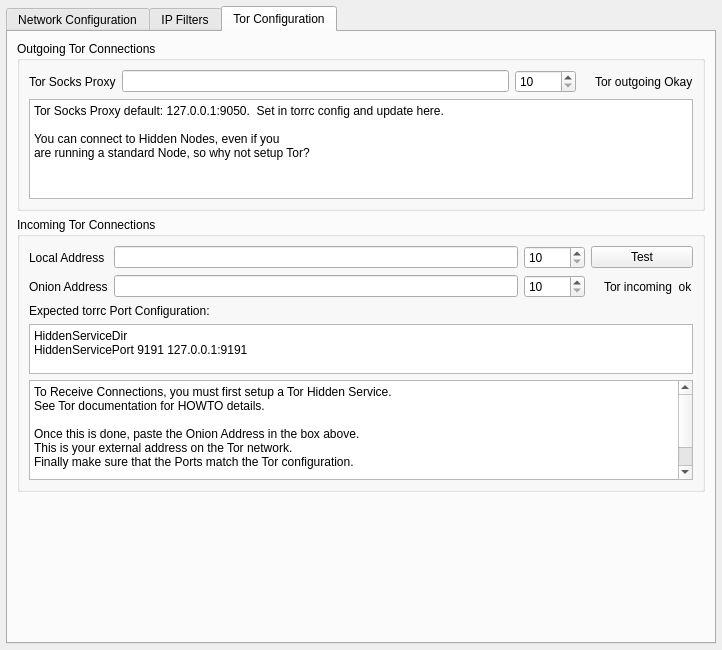
Before: the Qt Designer form retroshare-gui/src/gui/settings/ServerPage.ui in RetroShare/RetroShare, drawn with Qt 5.
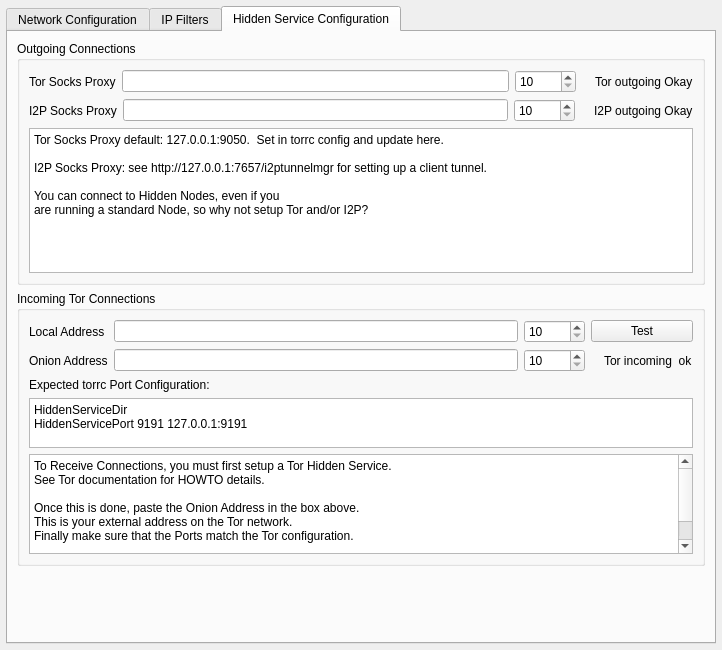
After: the same form once the commit is applied. The open tabs and pages were chosen to show the change. Icons and pictures are not drawn.

Commit message: first run on gui integration

Patch:
```diff
--- a/retroshare-gui/src/gui/settings/ServerPage.ui
+++ b/retroshare-gui/src/gui/settings/ServerPage.ui
@@ -758,13 +758,13 @@
      </widget>
      <widget class="QWidget" name="TorTAB">
       <attribute name="title">
-       <string>Tor Configuration</string>
+       <string>Hidden Service Configuration</string>
       </attribute>
       <layout class="QVBoxLayout" name="verticalLayout_8">
        <item>
         <widget class="QGroupBox" name="torpage_outgoing">
          <property name="title">
-          <string>Outgoing Tor Connections</string>
+          <string>Outgoing Connections</string>
          </property>
          <layout class="QVBoxLayout" name="verticalLayout_5">
           <item>
@@ -822,12 +822,67 @@
             </item>
            </layout>
           </item>
+          <item>
+           <layout class="QHBoxLayout" name="horizontalLayout_15">
+            <property name="topMargin">
+             <number>0</number>
+            </property>
+            <property name="bottomMargin">
+             <number>0</number>
+            </property>
+            <item>
+             <layout class="QHBoxLayout" name="horizontalLayout_17">
+              <item>
+               <widget class="QLabel" name="label_6">
+                <property name="text">
+                 <string>I2P Socks Proxy</string>
+                </property>
+               </widget>
+              </item>
+              <item>
+               <widget class="QLineEdit" name="hiddenpage_proxyAddress_i2p"/>
+              </item>
+              <item>
+               <widget class="QSpinBox" name="hiddenpage_proxyPort_i2p">
+                <property name="minimum">
+                 <number>10</number>
+                </property>
+                <property name="maximum">
+                 <number>65535</number>
+                </property>
+               </widget>
+              </item>
+             </layout>
+            </item>
+            <item>
+             <layout class="QHBoxLayout" name="horizontalLayout_18">
+              <item>
+               <widget class="QLabel" name="iconlabel_i2p_outgoing">
+                <property name="text">
+                 <string/>
+                </property>
+                <property name="pixmap">
+                 <pixmap resource="../images.qrc">:/images/ledoff1.png</pixmap>
+                </property>
+               </widget>
+              </item>
+              <item>
+               <widget class="QLabel" name="label_2">
+                <property name="text">
+                 <string>I2P outgoing Okay</string>
+                </property>
+               </widget>
+              </item>
+             </layout>
+            </item>
+           </layout>
+          </item>
           <item>
            <widget class="QPlainTextEdit" name="plainTextEdit">
             <property name="maximumSize">
              <size>
               <width>16777215</width>
-              <height>100</height>
+              <height>145</height>
              </size>
             </property>
             <property name="verticalScrollBarPolicy">
@@ -839,8 +894,10 @@
             <property name="plainText">
              <string>Tor Socks Proxy default: 127.0.0.1:9050.  Set in torrc config and update here.
 
+I2P Socks Proxy: see http://127.0.0.1:7657/i2ptunnelmgr for setting up a client tunnel.
+
 You can connect to Hidden Nodes, even if you 
-are running a standard Node, so why not setup Tor? </string>
+are running a standard Node, so why not setup Tor and/or I2P? </string>
             </property>
            </widget>
           </item>
```
Left out of the diff: 21 changed lines with no effect on the pictures. The commit also changes 5 other files.
